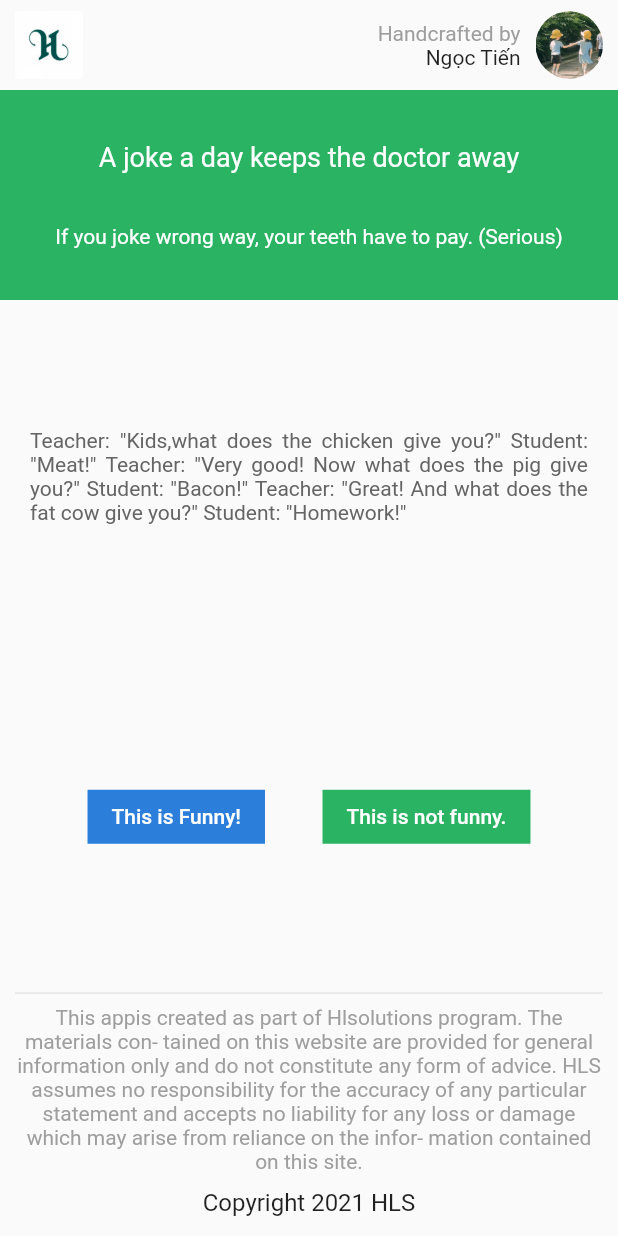
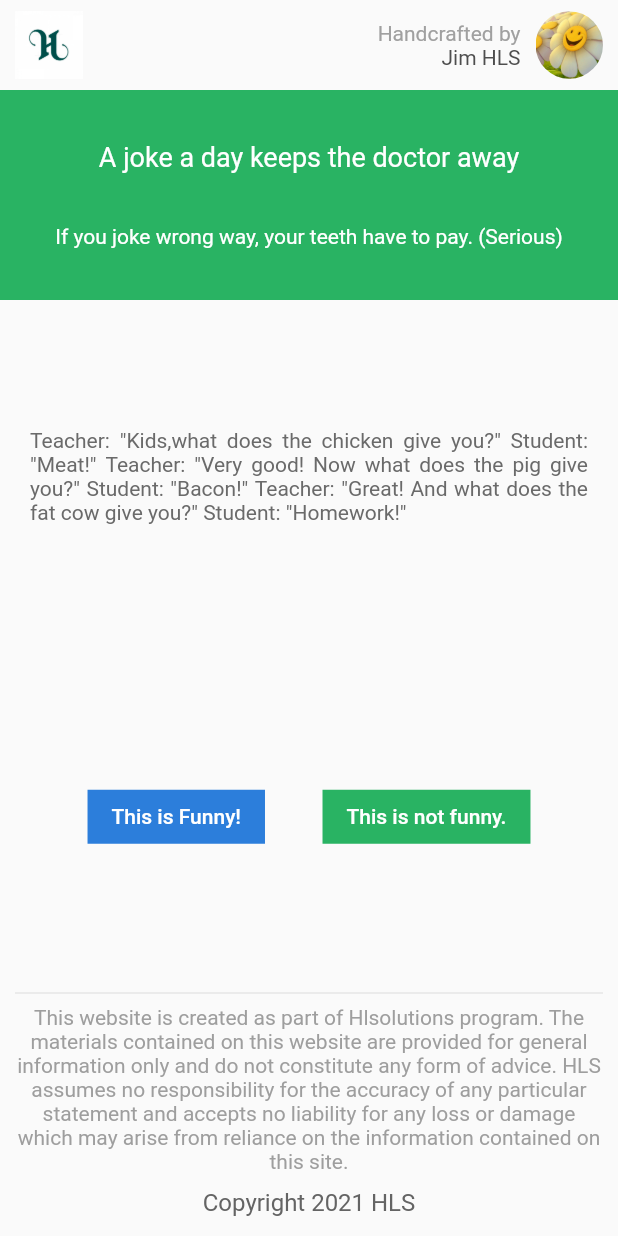
Before and after one commit to ngoctienUIT/ZenS-Test, a Flutter app: the screen it shows after launch, after a tap on "This is Funny!", on a phone screen of 412 x 824 dp. Run offline on Flutter 3.47's test engine with Material 2 defaults, Android fonts, the phone set to English and light mode, and no system bars.

Commit message:
update color mobile
Cập nhật lại màu sắc cho chữ

```diff
--- a/mobile/lib/main.dart
+++ b/mobile/lib/main.dart
@@ -1,5 +1,6 @@
 import 'package:flutter/material.dart';
-import 'package:jokee/src/presentation/joke/screen/joke_page.dart';
+
+import 'src/presentation/joke/screen/joke_page.dart';
 
 void main() {
   runApp(const MyApp());
--- a/mobile/lib/src/presentation/joke/screen/joke_page.dart
+++ b/mobile/lib/src/presentation/joke/screen/joke_page.dart
@@ -1,5 +1,6 @@
 import 'package:flutter/material.dart';
 
+import '../../../data/jokes.dart';
 import '../widgets/appbar_widget.dart';
 import '../widgets/body_widget.dart';
 import '../widgets/bottom_widget.dart';
@@ -27,17 +28,16 @@ class _JokePageState extends State<JokePage> {
             child: BodyWidget(
               index: index,
               onPress: (isFunny) {
-                if (index < 4) {
+                if (index < jokes.length - 1) {
                   isFunnyList[index] = isFunny;
                   setState(() => index++);
                 }
               },
             ),
           ),
-          const SizedBox(height: 170),
+          const BottomWidget(),
         ],
       ),
-      bottomSheet: const BottomWidget(),
     );
   }
 }
--- a/mobile/lib/src/presentation/joke/widgets/appbar_widget.dart
+++ b/mobile/lib/src/presentation/joke/widgets/appbar_widget.dart
@@ -15,8 +15,14 @@ class AppBarWidget extends StatelessWidget implements PreferredSizeWidget {
             mainAxisAlignment: MainAxisAlignment.center,
             crossAxisAlignment: CrossAxisAlignment.end,
             children: const [
-              Text("Handcrafted by", style: TextStyle(color: Colors.grey)),
-              Text("Ngọc Tiến"),
+              Text(
+                "Handcrafted by",
+                style: TextStyle(color: Color(0xffA0A0A0)),
+              ),
+              Text(
+                "Jim HLS",
+                style: TextStyle(color: Color(0xff4E4E4E)),
+              ),
             ],
           ),
           const SizedBox(width: 10),
@@ -25,6 +31,7 @@ class AppBarWidget extends StatelessWidget implements PreferredSizeWidget {
               "assets/images/avatar.jpg",
               height: 45,
               width: 45,
+              fit: BoxFit.cover,
             ),
           ),
           const SizedBox(width: 10),
--- a/mobile/lib/src/presentation/joke/widgets/body_widget.dart
+++ b/mobile/lib/src/presentation/joke/widgets/body_widget.dart
@@ -19,10 +19,10 @@ class BodyWidget extends StatelessWidget {
         children: [
           Text(
             jokes[index],
-            style: const TextStyle(color: Color(0xff656565)),
+            style: const TextStyle(color: Color(0xff6A6A6A)),
             textAlign: TextAlign.justify,
           ),
-          if (index < 4)
+          if (index < jokes.length - 1)
             Row(
               mainAxisAlignment: MainAxisAlignment.spaceEvenly,
               children: [
--- a/mobile/lib/src/presentation/joke/widgets/bottom_widget.dart
+++ b/mobile/lib/src/presentation/joke/widgets/bottom_widget.dart
@@ -12,12 +12,15 @@ class BottomWidget extends StatelessWidget {
         children: const [
           Divider(),
           Text(
-            "This appis created as part of Hlsolutions program. The materials con- tained on this website are provided for general information only and do not constitute any form of advice. HLS assumes no responsibility for the accuracy of any particular statement and accepts no liability for any loss or damage which may arise from reliance on the infor- mation contained on this site.",
+            "This website is created as part of Hlsolutions program. The materials contained on this website are provided for general information only and do not constitute any form of advice. HLS assumes no responsibility for the accuracy of any particular statement and accepts no liability for any loss or damage which may arise from reliance on the information contained on this site.",
             textAlign: TextAlign.center,
-            style: TextStyle(color: Colors.grey),
+            style: TextStyle(color: Color(0xff9E9E9E)),
           ),
           SizedBox(height: 10),
-          Text("Copyright 2021 HLS", style: TextStyle(fontSize: 16))
+          Text(
+            "Copyright 2021 HLS",
+            style: TextStyle(fontSize: 16, color: Color(0xff646464)),
+          )
         ],
       ),
     );
```
Also changed, not shown: mobile/assets/images/avatar.jpg.
